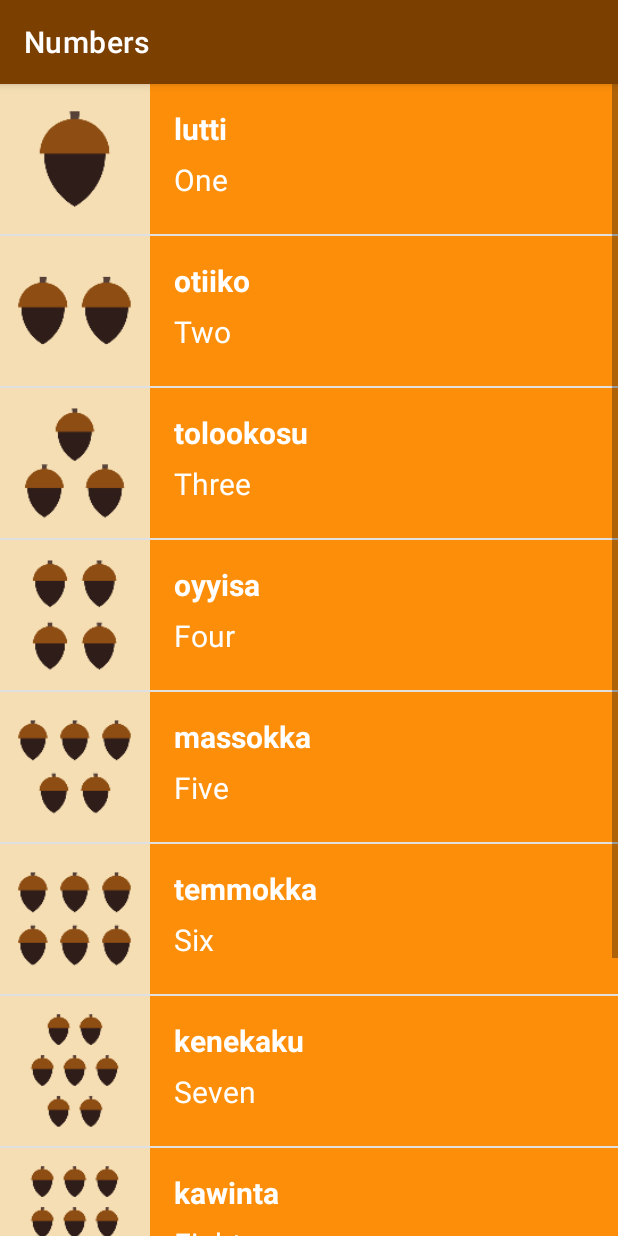
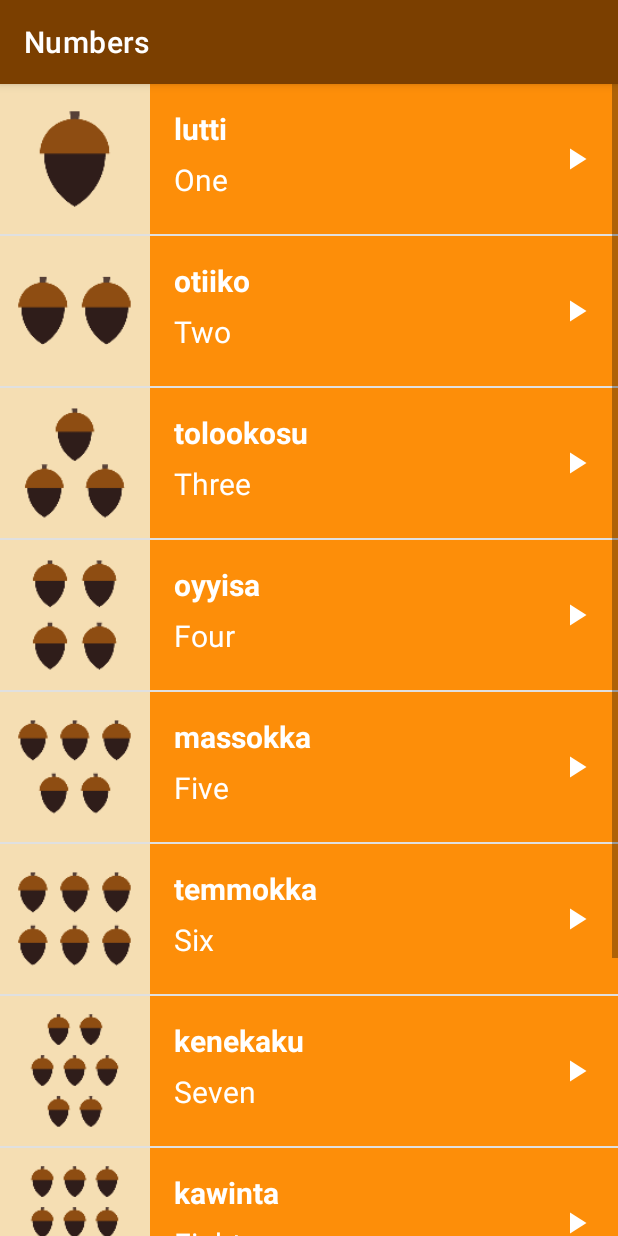
Before and after one commit to divyansh2212/SpaEng, an Android app: the NumbersActivity screen opened directly, with no data from a screen before it, after a tap on "lutti", on a phone screen of 412 x 824 dp. Run offline under Robolectric (Android 15) with nearby library versions, the phone set to English and light mode, and no system bars.

Commit message:
03/12/21

```diff
--- a/app/src/main/java/com/example/spaeng/ColorsActivity.java
+++ b/app/src/main/java/com/example/spaeng/ColorsActivity.java
@@ -51,6 +51,11 @@ public class ColorsActivity extends AppCompatActivity {
             }
         });
     }
+    @Override
+    protected void onStop() {
+        super.onStop();
+        releaseMediaPlayer();
+    }
     private void releaseMediaPlayer() {
         // If the media player is not null, then it may be currently playing a sound.
         if (mediaPlayer != null) {
--- a/app/src/main/java/com/example/spaeng/FamilyActivity.java
+++ b/app/src/main/java/com/example/spaeng/FamilyActivity.java
@@ -50,6 +50,11 @@ public class FamilyActivity extends AppCompatActivity {
             }
         });
     }
+    @Override
+    protected void onStop() {
+        super.onStop();
+        releaseMediaPlayer();
+    }
     private void releaseMediaPlayer()
     {
         // If the media player is not null, then it may be currently playing a sound.
--- a/app/src/main/java/com/example/spaeng/NumbersActivity.java
+++ b/app/src/main/java/com/example/spaeng/NumbersActivity.java
@@ -2,6 +2,8 @@ package com.example.spaeng;
 
 import androidx.appcompat.app.AppCompatActivity;
 
+import android.content.Context;
+import android.media.AudioManager;
 import android.media.MediaPlayer;
 import android.os.Bundle;
 import android.view.View;
@@ -10,9 +12,25 @@ import android.widget.ListView;
 
 import java.util.ArrayList;
 
-public class NumbersActivity extends AppCompatActivity {
+public class NumbersActivity extends AppCompatActivity
+{
     MediaPlayer mediaPlayer;
-    private MediaPlayer.OnCompletionListener mCompletionListener = new MediaPlayer.OnCompletionListener() {
+    AudioManager audioManager;
+    final AudioManager.OnAudioFocusChangeListener mOnAudioFocusChangeListener = new AudioManager.OnAudioFocusChangeListener() {
+        @Override
+        public void onAudioFocusChange(int i) {
+            if(i == AudioManager.AUDIOFOCUS_LOSS_TRANSIENT || i == AudioManager.AUDIOFOCUS_LOSS_TRANSIENT_CAN_DUCK)
+            {
+                mediaPlayer.pause();
+                mediaPlayer.seekTo(0);
+            }
+            else if(i == AudioManager.AUDIOFOCUS_LOSS)
+                releaseMediaPlayer();
+            else if(i == AudioManager.AUDIOFOCUS_GAIN)
+                mediaPlayer.start();
+        }
+    };
+    private final MediaPlayer.OnCompletionListener mCompletionListener = new MediaPlayer.OnCompletionListener() {
         @Override
         public void onCompletion(MediaPlayer mediaPlayer) {
             releaseMediaPlayer();
@@ -35,13 +53,8 @@ public class NumbersActivity extends AppCompatActivity {
         words.add(new Word("Nine", "wo’e", R.drawable.number_nine, R.raw.number_nine));
         words.add(new Word("Ten", "na’aacha", R.drawable.number_ten, R.raw.number_ten));
 
-//        for(int i=0; i < words.size(); i++)
-//        {
-//            LinearLayout rootview = findViewById(R.id.rootview);
-//            TextView wordview = new TextView(this);
-//            wordview.setText(words.get(i));
-//            rootview.addView(wordview);
-//        }
+        audioManager = (AudioManager) getSystemService(Context.AUDIO_SERVICE);
+
         WordAdapter itemsAdapter = new WordAdapter(this, words, R.color.category_numbers);
 
         ListView listView = findViewById(R.id.numbers_list);
@@ -53,11 +66,26 @@ public class NumbersActivity extends AppCompatActivity {
             public void onItemClick(AdapterView<?> adapterView, View view, int i, long l) {
                 Word currentWord = words.get(i);
                 releaseMediaPlayer();
-                mediaPlayer = MediaPlayer.create(NumbersActivity.this, currentWord.getAudioResourceId());
-                mediaPlayer.start();
-                mediaPlayer.setOnCompletionListener(mCompletionListener);
+
+                int result = audioManager.requestAudioFocus(mOnAudioFocusChangeListener,
+                            // Hint: the music stream.
+                    AudioManager.STREAM_MUSIC,
+                            // Request permanent focus.
+                    AudioManager.AUDIOFOCUS_GAIN_TRANSIENT);
+                  if (result == AudioManager.AUDIOFOCUS_REQUEST_GRANTED)
+                  {
+                      mediaPlayer = MediaPlayer.create(NumbersActivity.this, currentWord.getAudioResourceId());
+                      mediaPlayer.start();
+                      mediaPlayer.setOnCompletionListener(mCompletionListener);
+                  }
             }
         });
+    }
+
+    @Override
+    protected void onStop() {
+        super.onStop();
+        releaseMediaPlayer();
     }
 
     private void releaseMediaPlayer() {
@@ -71,6 +99,9 @@ public class NumbersActivity extends AppCompatActivity {
             // setting the media player to null is an easy way to tell that the media player
             // is not configured to play an audio file at the moment.
             mediaPlayer = null;
+
+            // Abandon audioFocus
+        //    audioManager.abandonAudioFocusRequest(mOnAudioFocusChangeListener);
         }
     }
 }
--- a/app/src/main/java/com/example/spaeng/PhrasesActivity.java
+++ b/app/src/main/java/com/example/spaeng/PhrasesActivity.java
@@ -50,6 +50,11 @@ public class PhrasesActivity extends AppCompatActivity {
             }
         });
     }
+    @Override
+    protected void onStop() {
+        super.onStop();
+        releaseMediaPlayer();
+    }
     private void releaseMediaPlayer()
     {
         // If the media player is not null, then it may be currently playing a sound.
--- /dev/null
+++ b/app/src/main/res/drawable/ic_baseline_play_arrow_24.xml
@@ -0,0 +1,5 @@
+<vector android:height="36dp" android:tint="#FFFFFF"
+    android:viewportHeight="24" android:viewportWidth="24"
+    android:width="36dp" xmlns:android="http://schemas.android.com/apk/res/android">
+    <path android:fillColor="@android:color/white" android:pathData="M8,5v14l11,-7z"/>
+</vector>
--- a/app/src/main/res/layout/list_item.xml
+++ b/app/src/main/res/layout/list_item.xml
@@ -1,5 +1,6 @@
 <?xml version="1.0" encoding="utf-8"?>
-<androidx.constraintlayout.widget.ConstraintLayout xmlns:android="http://schemas.android.com/apk/res/android"
+<androidx.constraintlayout.widget.ConstraintLayout
+    xmlns:android="http://schemas.android.com/apk/res/android"
     xmlns:app="http://schemas.android.com/apk/res-auto"
     android:layout_width="match_parent"
     android:layout_height="match_parent">
@@ -22,6 +23,10 @@
             android:minHeight="@dimen/list_item_height"
             android:background="@color/tan"
             app:srcCompat="@drawable/ic_launcher_background" />
+
+        <RelativeLayout
+            android:layout_width="match_parent"
+            android:layout_height="match_parent">
 
         <LinearLayout
             android:id="@+id/text_container"
@@ -50,9 +55,19 @@
                 android:layout_gravity="center"
                 android:layout_weight="1"
                 android:paddingBottom="16dp"
-                android:text="TextView"
+                android:text="@string/textview"
                 android:textColor="@color/white"
                 android:textSize="20sp" />
         </LinearLayout>
+
+            <ImageView
+                android:layout_width="24dp"
+                android:layout_height="24dp"
+                android:layout_alignParentEnd="true"
+                android:layout_centerVertical="true"
+                android:layout_marginEnd="16dp"
+                android:src="@drawable/ic_baseline_play_arrow_24"
+                android:contentDescription="TODO" />
+        </RelativeLayout>
     </LinearLayout>
 </androidx.constraintlayout.widget.ConstraintLayout>
--- a/app/src/main/res/values/strings.xml
+++ b/app/src/main/res/values/strings.xml
@@ -27,4 +27,5 @@
 
     <!-- Category name for the vocabulary words for family members [CHAR LIMIT=20] -->
     <string name="category_family">Family Members</string>
-   </resources>
+    <string name="textview">TextView</string>
+</resources>
```
